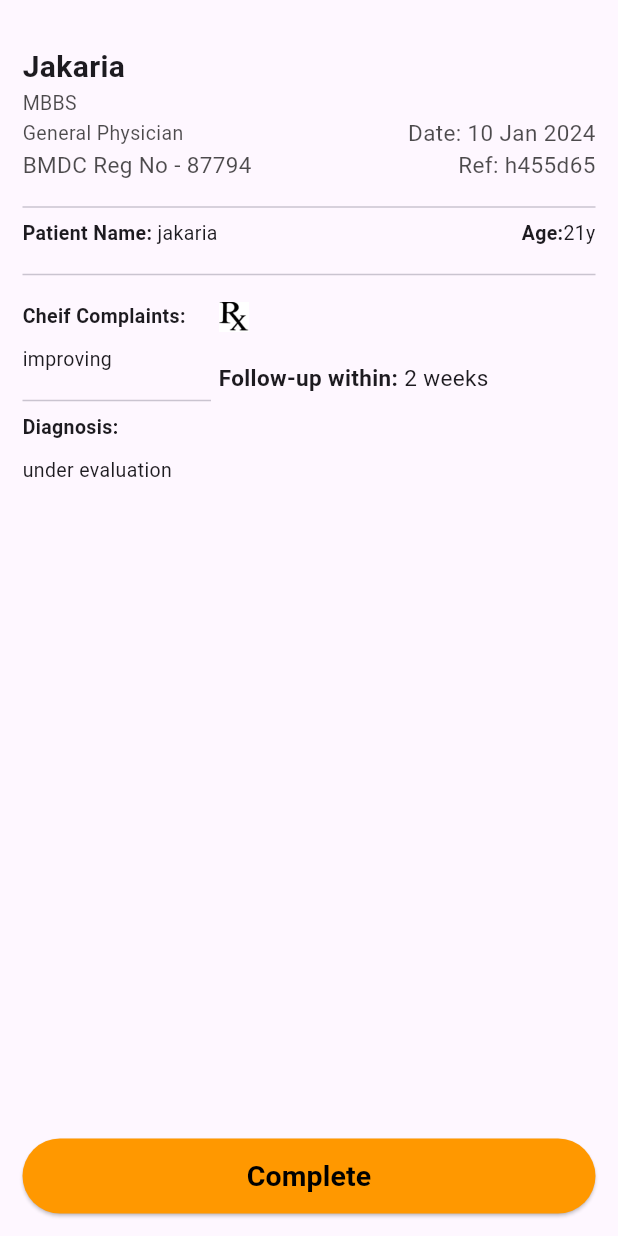
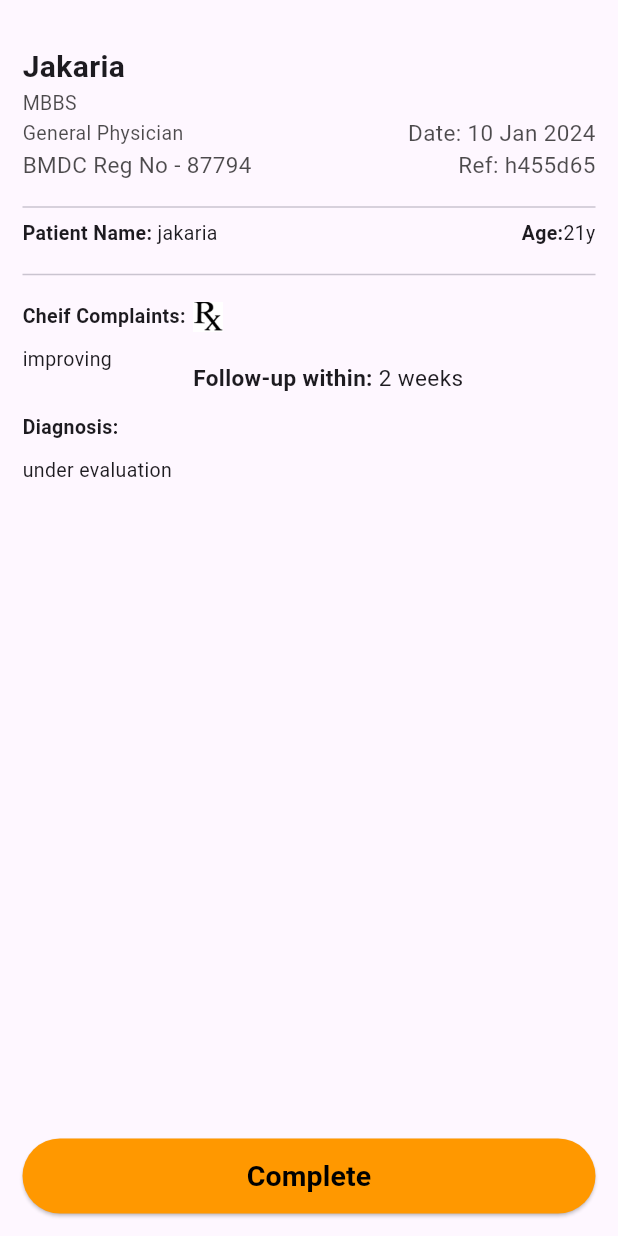
Before and after one commit to JakariaKhan-CSE/JUST-Medical-Center-Automation, a Flutter app: the SeePatientPrescription screen opened directly, on a phone screen of 412 x 824 dp. Run offline on Flutter 3.47's test engine with Material 3 defaults, Android fonts, the phone set to English and light mode, and no system bars; our stand-ins replace cloud_firestore, connectivity_plus, firebase_core, flutter_animate, get, image_picker and 1 more; missing offline and left inert: cloudinary; accounts and stored records are empty.

Commit message:
prescription design error fix.

```diff
--- a/lib/widget/common/prescription_left_side.dart
+++ b/lib/widget/common/prescription_left_side.dart
@@ -7,9 +7,7 @@ class prescription_left_side extends StatelessWidget {
 
   @override
   Widget build(BuildContext context) {
-    return const Expanded(
-        flex: 1,
-        child: Column(
+    return Column(
       crossAxisAlignment: CrossAxisAlignment.start,
       children: [
         Text(
@@ -40,6 +38,6 @@ class prescription_left_side extends StatelessWidget {
           style: TextStyle(fontSize: 13),
         ),
       ],
-        ));
+    );
   }
 }
```
Lines whose indentation alone changed are shown as unchanged.
